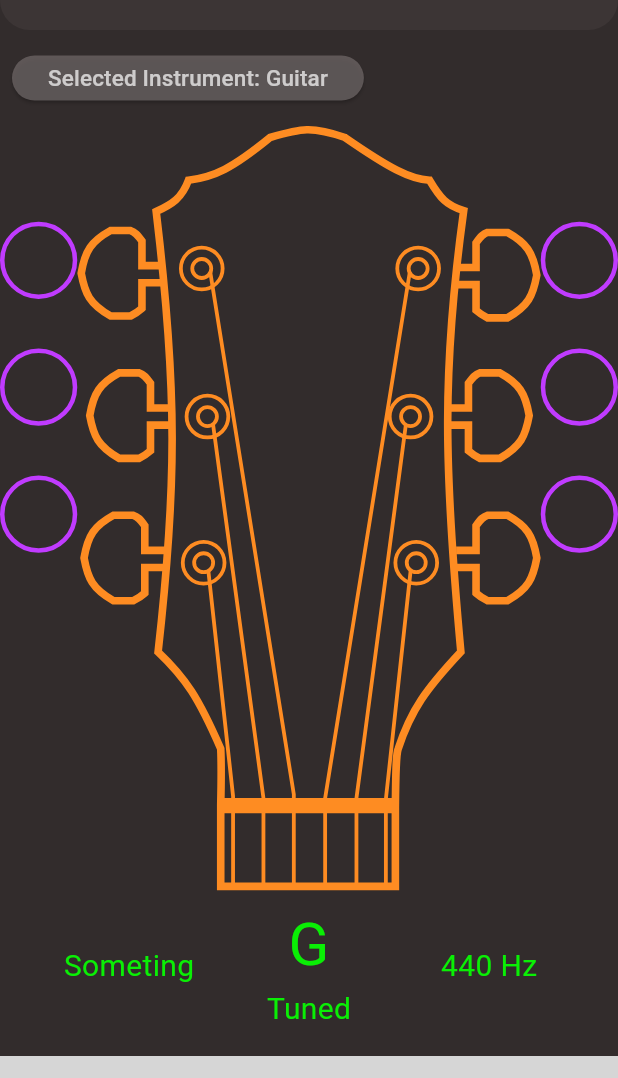
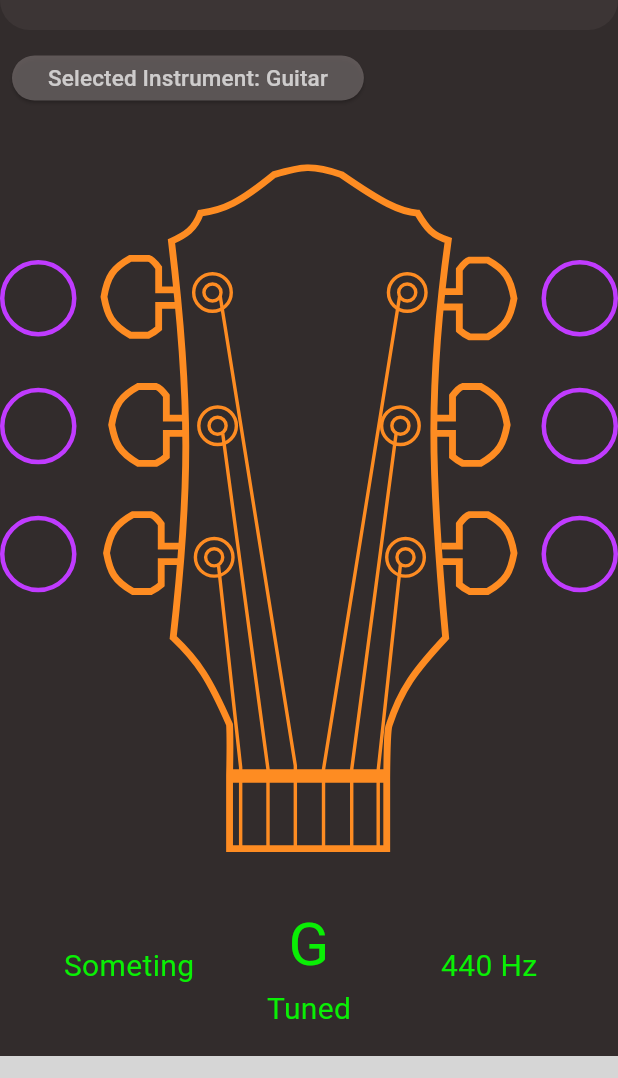
Before and after one commit to TomaszKK/music_tuner_app, a Flutter app: the screen it shows after launch, on a phone screen of 412 x 824 dp, the part 90-1168 px from its top. Run offline on Flutter 3.47's test engine with Material 3 defaults, Android fonts, the phone set to English and light mode, and no system bars; drawn by our look-alikes of syncfusion_flutter_gauges; our stand-ins replace flutter_blue_plus, flutter_svg, platform, supabase_flutter; accounts and stored records are empty; Roboto replaces fonts that are missing (Poppins); statements that could not run were skipped; grey boxes are pictures that could not be loaded.

Commit message:
Guitar widget - correctly responsive

```diff
--- a/lib/widgets/guitarWidget.dart
+++ b/lib/widgets/guitarWidget.dart
@@ -18,18 +18,19 @@ class _GuitarWidgetState extends State<GuitarWidget> {
   Widget build(BuildContext context) {
     return LayoutBuilder(
       builder: (BuildContext context, BoxConstraints constraints) {
-        double imgWidth = constraints.maxHeight * 246 / 403;
+        double imgWidth = constraints.maxHeight * 246 / 403;            //original size of the image
+        double circleSpaceScale = 1;
+        double topPositionScale = 1;
+        double topPosition = constraints.maxHeight * 0.125;
         double imgHeight = constraints.maxHeight;
-        double widthPosition = imgWidth * 0.01;
+        circleSize = constraints.maxHeight * 0.125;
 
-        double topPosition = constraints.maxHeight * 0.125; // 20% from the top of the image
-
-        circleSize = constraints.maxWidth * 0.125; // 50% of the image width
-
-        print('imgWidth: $imgWidth');
-        print('imgHeight: $imgHeight');
-        print('leftPosition: $widthPosition');
-        print('topPosition: $topPosition');
+        if(imgWidth + 2 * circleSize >= constraints.maxWidth){
+          imgHeight = constraints.maxHeight * 0.9;
+          circleSpaceScale = 1.15;
+          topPositionScale = 1.4;
+          circleSize = circleSize * 0.8;
+        }
 
         return Row(
           mainAxisAlignment: MainAxisAlignment.center,
@@ -38,17 +39,17 @@ class _GuitarWidgetState extends State<GuitarWidget> {
             Column(
               mainAxisAlignment: MainAxisAlignment.start,
               children: <Widget>[
-                SizedBox(height: topPosition, width: circleSize),
+                SizedBox(height: topPosition * topPositionScale),
                 _buildCircle(),
-                SizedBox(height: 65 * imgHeight / 1000, width: circleSize),
+                SizedBox(height: 65 * imgHeight / 1000 * circleSpaceScale),
                 _buildCircle(),
-                SizedBox(height: 65 * imgHeight / 1000, width: circleSize),
+                SizedBox(height: 65 * imgHeight / 1000 * circleSpaceScale),
                 _buildCircle(),
               ]
             ),
             Expanded(
               child: SizedBox(
-                height: constraints.maxHeight,
+                height: imgHeight,
                 child: SvgPicture.asset(
                   'lib/assets/Guitar.svg',
                   fit: BoxFit.fitHeight,
@@ -58,11 +59,11 @@ class _GuitarWidgetState extends State<GuitarWidget> {
             ),
             Column(
                 children: <Widget>[
-                  SizedBox(height: topPosition),
+                  SizedBox(height: topPosition * topPositionScale),
                   _buildCircle(),
-                  SizedBox(height: 65 * imgHeight / 1000),
+                  SizedBox(height: 65 * imgHeight / 1000 * circleSpaceScale),
                   _buildCircle(),
-                  SizedBox(height: 65 * imgHeight / 1000),
+                  SizedBox(height: 65 * imgHeight / 1000 * circleSpaceScale),
                   _buildCircle(),
                 ]
             ),
```
